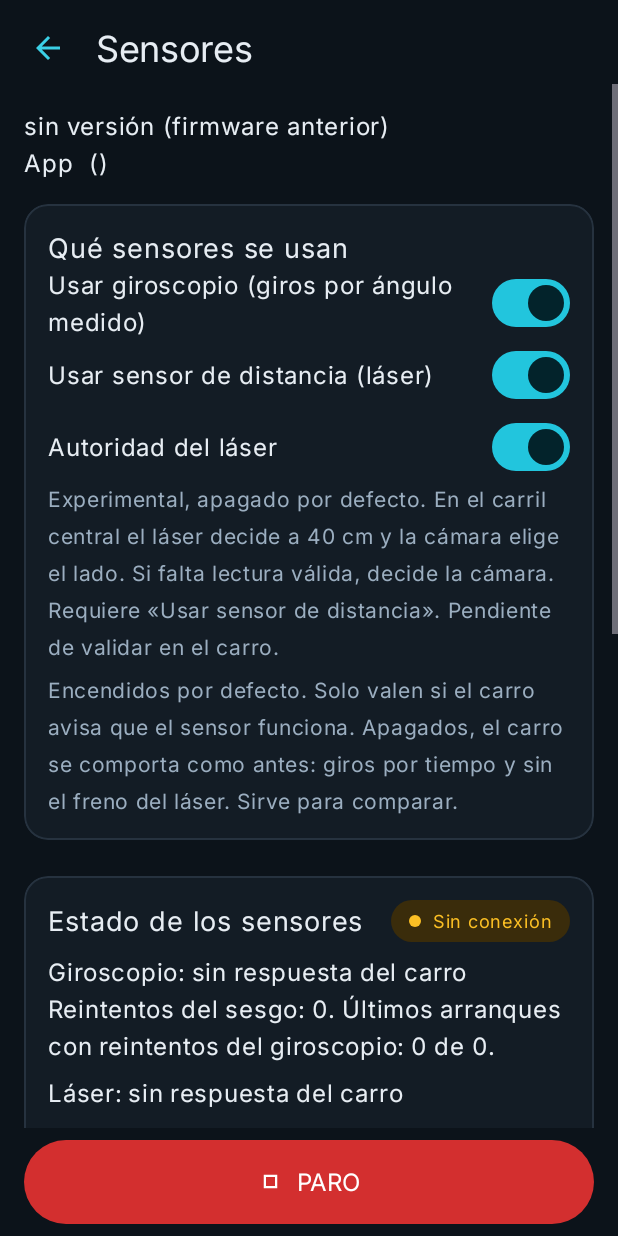
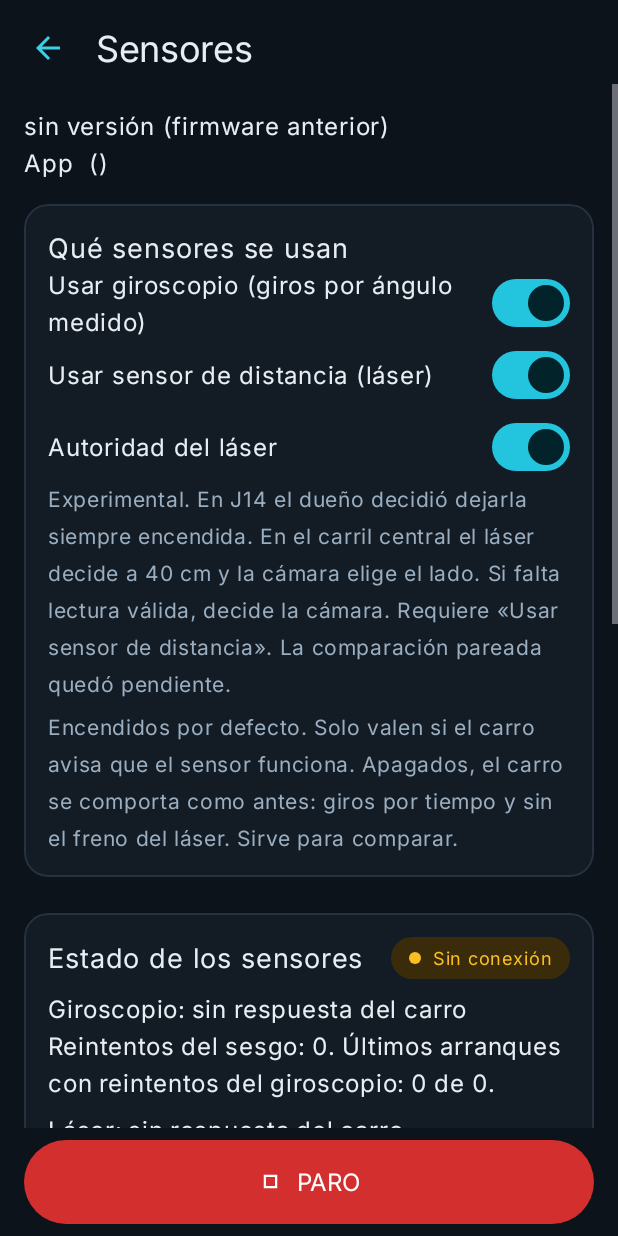
Before and after one commit to fernandosegrr/fsi_proyect, an Android app: the SensoresActivity screen opened directly, with no data from a screen before it, on a phone screen of 412 x 824 dp. Run offline under Robolectric (Android 15) with nearby library versions, the light colour scheme and no system bars; 3 statements that could not run were skipped.

Commit message:
J14: actualizar texto de la autoridad del laser

```diff
--- a/app_android/app/src/main/res/values/textos_sensores.xml
+++ b/app_android/app/src/main/res/values/textos_sensores.xml
@@ -5,7 +5,7 @@
 <resources>
     <string name="camara_prueba">CÁMARA DE PRUEBA</string>
     <string name="sens_autoridad_laser">Autoridad del láser</string>
-    <string name="sens_autoridad_detalle">Experimental, apagado por defecto. En el carril central el láser decide a 40 cm y la cámara elige el lado. Si falta lectura válida, decide la cámara. Requiere «Usar sensor de distancia». Pendiente de validar en el carro.</string>
+    <string name="sens_autoridad_detalle">Experimental. En J14 el dueño decidió dejarla siempre encendida. En el carril central el láser decide a 40 cm y la cámara elige el lado. Si falta lectura válida, decide la cámara. Requiere «Usar sensor de distancia». La comparación pareada quedó pendiente.</string>
     <string name="sens_titulo">Sensores (giroscopio y láser)</string>
     <string name="sens_titulo_corto">Sensores</string>
     <string name="sens_en_lista_detalle">Giroscopio y sensor de distancia del carro: interruptores, estado y prueba de giro.</string>
```
